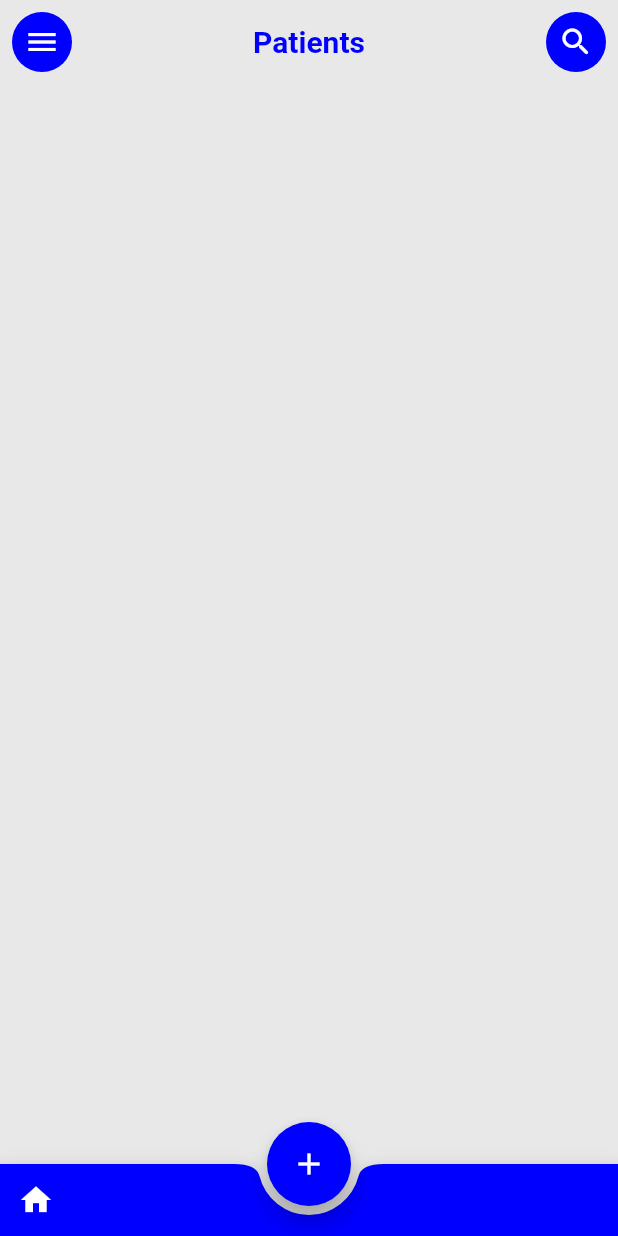
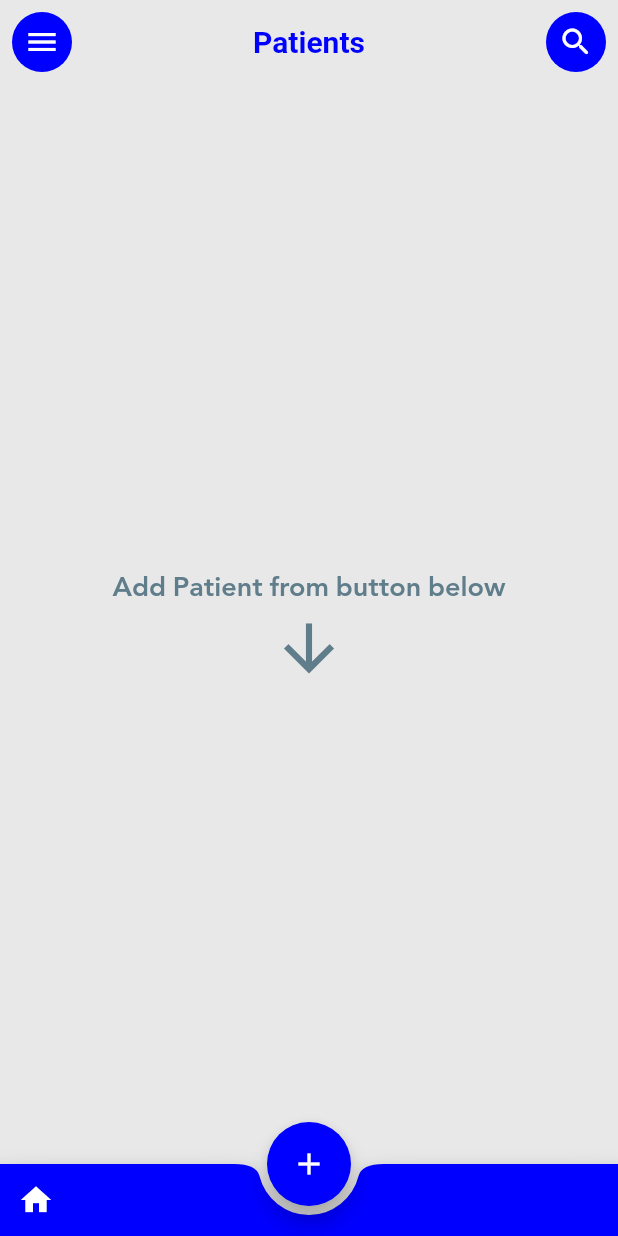
Before and after one commit to mohamedka3od/xai_pneumonia_detect, a Flutter app: the PatientPage screen opened directly, on a phone screen of 412 x 824 dp. Run offline on Flutter 3.47's test engine with Material 2 defaults, Android fonts, the phone set to English and light mode, and no system bars; our stand-ins replace bloc, circular_profile_avatar, cloud_firestore, conditional_builder_null_safety, dio, firebase_auth and 9 more; accounts and stored records are empty.

Commit message:
addPatientDataPage

```diff
--- a/lib/models/patient_model.dart
+++ b/lib/models/patient_model.dart
@@ -1,9 +1,8 @@
-import 'package:cloud_firestore/cloud_firestore.dart';
 
 class PatientModel{
 late String id;
 late String name;
-late DateTime date;
+late String date;
 late String? email;
 late String? phone;
 late int? age;
@@ -26,7 +25,7 @@ PatientModel.fromJson(Map<String,dynamic>?json)
   email = json['email'];
   name = json['name'];
   phone = json['phone'];
-  date= (json['date'] as Timestamp).toDate();
+  date= json['date'];
   age = json['age'];
   gender = json['gender'];
   notes = json['notes'];
@@ -47,3 +46,31 @@ Map<String,dynamic>toMap()
 }
 
 }
+class PatientInfoModel{
+  late String mid;
+  late String pid;
+  late int week;
+  late String date;
+  PatientInfoModel({
+    required this.mid,
+    required this.pid,
+    required this.week,
+    required this.date,
+});
+  PatientInfoModel.fromJson(Map<String,dynamic>?json){
+    mid = json!['mid'];
+    pid= json['pid'];
+    week = json['week'];
+    date = json['date'];
+  }
+  Map<String,dynamic>toMap(){
+    return {
+      'mid':mid,
+      'pid':pid,
+      'week':week,
+      'date':date,
+    };
+  }
+
+
+}
--- a/lib/modules/app_screens/module/page/patients.dart
+++ b/lib/modules/app_screens/module/page/patients.dart
@@ -1,5 +1,6 @@
 import 'package:flutter/material.dart';
 import 'package:flutter/services.dart';
+import 'package:flutter/widgets.dart';
 import 'package:flutter_bloc/flutter_bloc.dart';
 import 'package:xai_pneumonia_detect/models/patient_model.dart';
 import 'package:xai_pneumonia_detect/modules/app_screens/module/page/widget/bottom_appbar_sheet.dart';
@@ -67,7 +68,9 @@ class PatientPage extends StatelessWidget {
               backgroundColor: Colors.transparent,
             ),
             backgroundColor: backGroundColor1,
-            body: StreamBuilder<List<PatientModel>>(
+            body: Padding(
+              padding: const EdgeInsets.all(4.0),
+              child: StreamBuilder<List<PatientModel>>(
                 stream: cubit.getPatients(),
                 builder: (context, snapshot) {
                   if (snapshot.hasError) {
@@ -75,16 +78,31 @@ class PatientPage extends StatelessWidget {
                     return const Center(child: Text("we got error"));
                   } else if (snapshot.hasData) {
                     final patients = snapshot.data!;
+                    if(patients.isEmpty){
+                      return  Center(
+                          child:Column(
+                            crossAxisAlignment: CrossAxisAlignment.center,
+                            mainAxisAlignment: MainAxisAlignment.center,
+                            children: const [
+                              Text("Add Patient from button below",style: TextStyle(fontWeight: FontWeight.bold , fontSize: 18,color: Colors.blueGrey),),
+                              Icon(Icons.arrow_downward_sharp,color: Colors.blueGrey,size: 50,),
+                            ],
+                          )
+                      );
+                    }
+                    else{
                     return ListView.builder(
-                    // children: patients.map(buildPatientCard).toList(),
+                      // children: patients.map(buildPatientCard).toList(),//listView
                       itemCount: patients.length,
                       itemBuilder: (context,index)=> buildPatientCard(context: context, model: patients[index])
                     );
-
-                } else {
+                  }
+                  }
+                  else{
                     return const Center(child: CircularProgressIndicator());
                   }
                 },
+              ),
             ),
             floatingActionButton:  FloatingButt(),
             floatingActionButtonLocation:
--- a/lib/shared/app_cubit/states.dart
+++ b/lib/shared/app_cubit/states.dart
@@ -25,3 +25,9 @@ class NewPatientCreatedErrorState extends AppStates{
 }
 class GetPatientsState extends AppStates{}
 class GenderStateChanged extends AppStates{}
+class NewXrayAddedSuccessState extends AppStates{}
+class NewXrayAddedErrorState extends AppStates{
+  final String error;
+
+  NewXrayAddedErrorState(this.error);
+}
--- a/pubspec.yaml
+++ b/pubspec.yaml
@@ -41,6 +41,7 @@ dependencies:
   dio: ^4.0.4
   conditional_builder_null_safety: ^0.0.6
   hexcolor: ^2.0.6
+  intl: ^0.17.0
   shared_preferences: ^2.0.13
   fluttertoast: ^8.0.9
   smooth_page_indicator: ^1.0.0+2
```
Also changed, not shown: lib/modules/app_screens/module/page/patienInfo.dart (deleted, +0 -41 lines), lib/modules/app_screens/module/page/patient_info.dart (added, +128 -0 lines), lib/shared/app_cubit/cubit.dart (+25 -1 lines), lib/shared/components/build_patient_card.dart (+87 -2 lines), pubspec.lock. Lines whose indentation alone changed are shown as unchanged.
